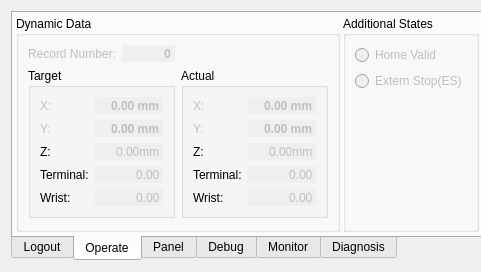
Old version of the form source/plugin/t4/t4oppanel.ui in the repository ww4u/mct-t4; both pictures show x 0 to 481 and y 0 to 272 of the 935 by 272 pixel window.
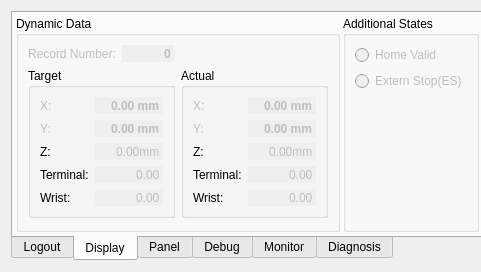
New version of the form. The open tabs and pages were chosen to show the change. Icons and pictures are not drawn. Custom widgets are drawn as their Qt base class.

The edit to the form file:
```diff
--- a/source/plugin/t4/t4oppanel.ui
+++ b/source/plugin/t4/t4oppanel.ui
@@ -112,7 +112,7 @@
          </widget>
          <widget class="QWidget" name="tab">
           <attribute name="title">
-           <string>Operate</string>
+           <string>Display</string>
           </attribute>
           <layout class="QHBoxLayout" name="horizontalLayout_6">
            <property name="spacing">
```
Left out of the diff: 5 changed lines with no effect on the pictures.
